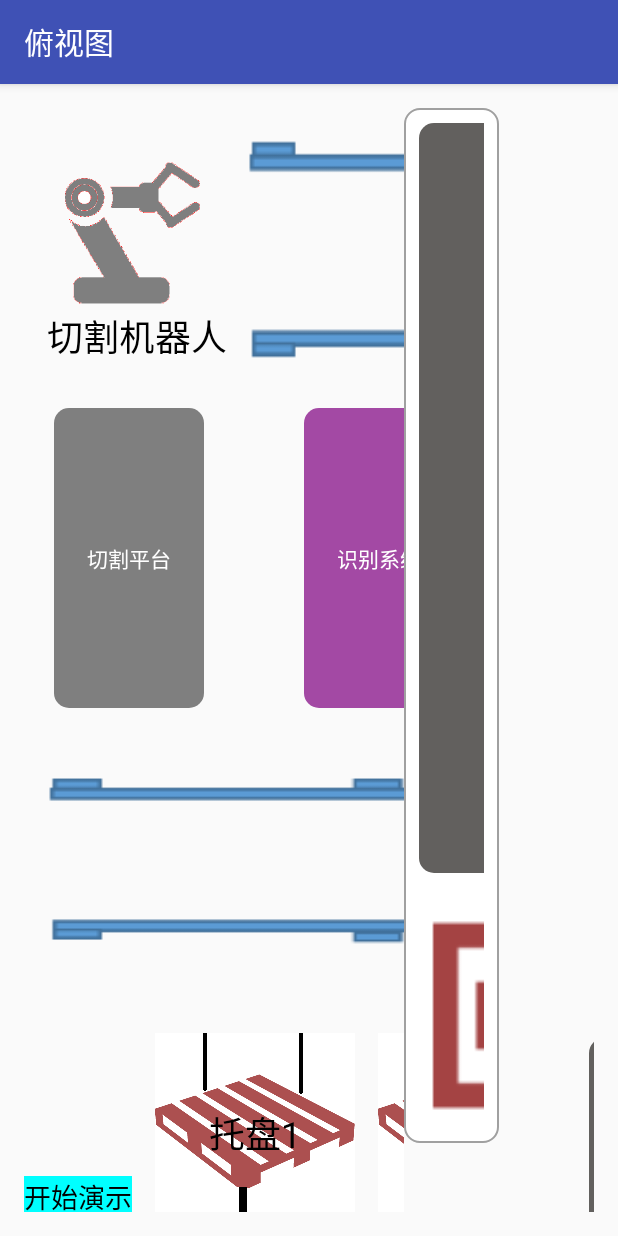
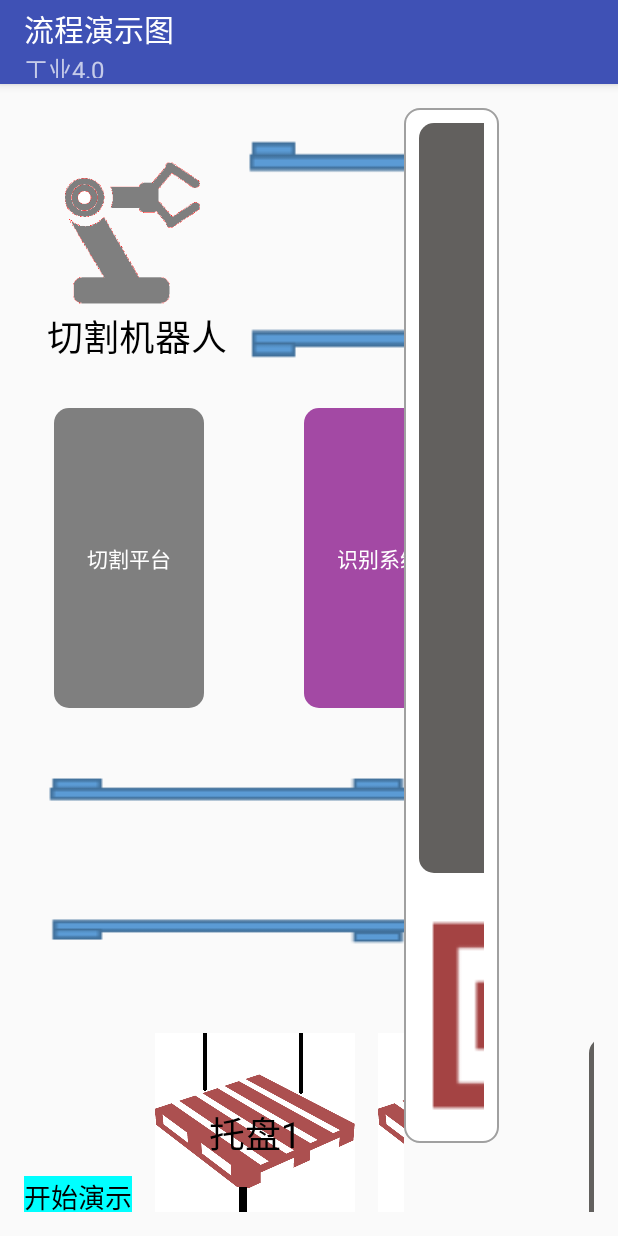
Before and after one commit to yanjiepeng/planform, an Android app: the screen it shows after launch (MainActivity), on a phone screen of 412 x 824 dp. Run offline under Robolectric (Android 15) with nearby library versions, the phone set to English and light mode, and no system bars.

Commit message:
修改了actionbar

```diff
--- a/app/src/main/java/com/zk/planform/MainActivity.java
+++ b/app/src/main/java/com/zk/planform/MainActivity.java
@@ -4,6 +4,7 @@
 
 package com.zk.planform;
 
+import android.app.ActionBar;
 import android.graphics.drawable.Drawable;
 import android.os.Handler;
 import android.support.v7.app.AppCompatActivity;
@@ -39,10 +40,18 @@
     @Override
     protected void onCreate(Bundle savedInstanceState) {
         super.onCreate(savedInstanceState);
+
         setContentView(R.layout.activity_main);
-        this.setTitle("俯视图");
+       android.support.v7.app.ActionBar ab =  this.getSupportActionBar();
+        ab.setTitle("流程演示图");
+        ab.setSubtitle("工业4.0");
+//        this.setTitle("俯视图");
 
         InitWidget();
+
+//        Configuration config = getResources().getConfiguration();
+//        int smallestScreenWidth = config.smallestScreenWidthDp;
+//        Log.e("smallest width : '", smallestScreenWidth+"");
 
     //    CarryRobotAnim();
 
```
